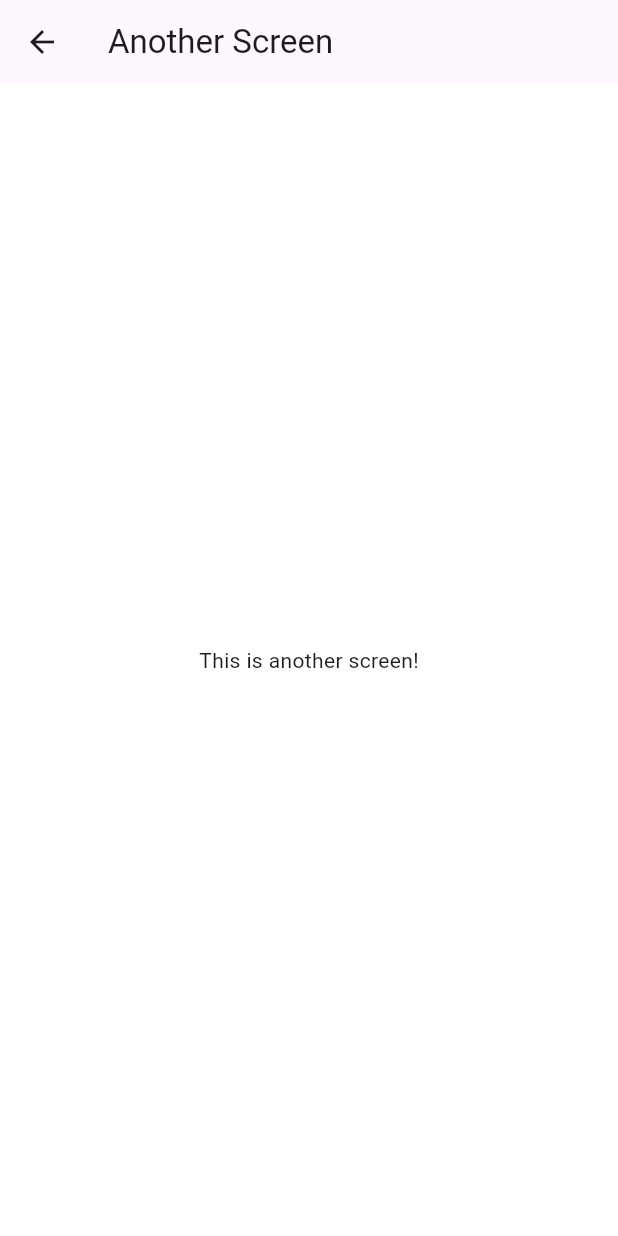
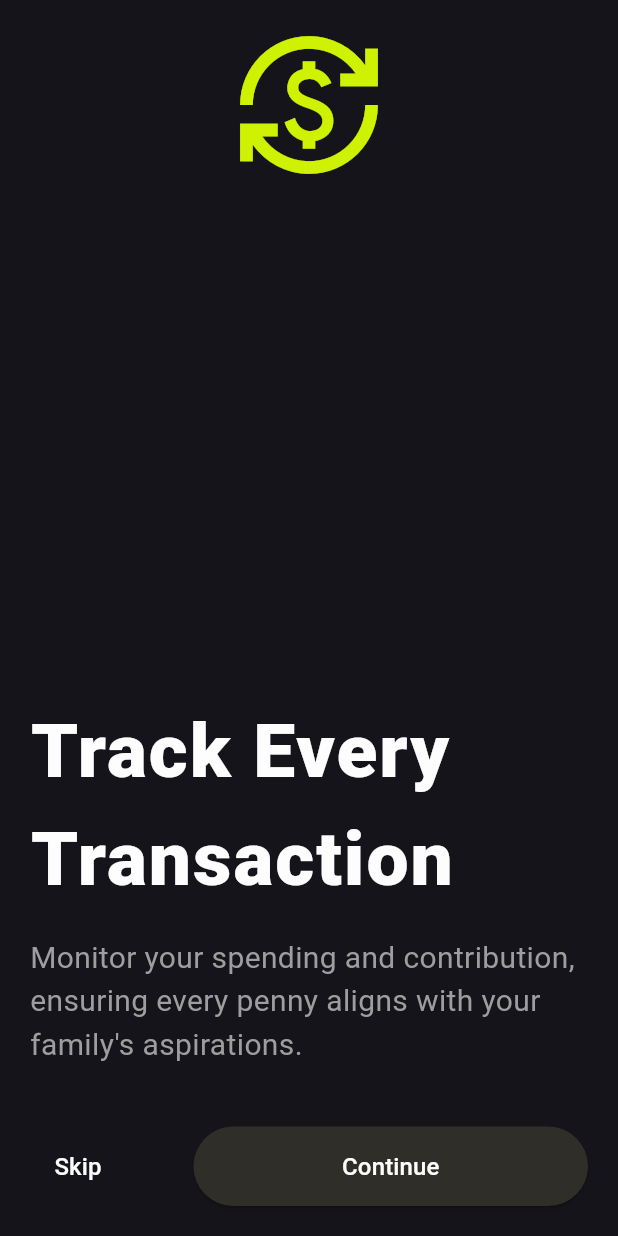
Before and after one commit to lamsalsangam/Flutter, a Flutter app: the OnboardingScreen screen opened directly, on a phone screen of 412 x 824 dp. Run offline on Flutter 3.47's test engine with Material 3 defaults, Android fonts, the phone set to English and light mode, and no system bars; our stand-ins replace firebase_auth, firebase_core, flutter_dotenv, flutter_spinkit, google_fonts; accounts and stored records are empty.

Commit message:
Made the onboarding screen

```diff
--- a/0. Dev/day_1/lib/screens/days/day2/onboarding.dart
+++ b/0. Dev/day_1/lib/screens/days/day2/onboarding.dart
@@ -5,13 +5,103 @@ class OnboardingScreen extends StatelessWidget {
 
   @override
   Widget build(BuildContext context) {
-    return Scaffold(
-      appBar: AppBar(
-        title: const Text('Another Screen'),
-      ),
-      body: const Center(
-        child: Text('This is another screen!'),
+    return const Scaffold(
+      backgroundColor: Color(0xFF15141A),
+      body: SafeArea(
+        child: OnBoardScreen1(),
       ),
     );
   }
 }
+
+class OnBoardScreen1 extends StatelessWidget {
+  const OnBoardScreen1({
+    super.key,
+  });
+
+  @override
+  Widget build(BuildContext context) {
+    return Padding(
+      padding: const EdgeInsets.all(20.0),
+      child: Column(
+        mainAxisAlignment: MainAxisAlignment.spaceBetween,
+        children: [
+          const Center(
+            child: Icon(
+              Icons.currency_exchange,
+              size: 100,
+              color: Color(0xFFCEF202),
+            ),
+          ),
+          const SizedBox(height: 30),
+          // Add vertical space between icon and text
+          Column(
+            crossAxisAlignment: CrossAxisAlignment.start,
+            children: [
+              const Text(
+                "Track Every Transaction",
+                style: TextStyle(
+                  color: Color(0xFFFDFDFD),
+                  fontWeight: FontWeight.w900,
+                  fontSize: 50,
+                  letterSpacing: 1.3,
+                ),
+              ),
+              const SizedBox(height: 15),
+              // Add space between title and description
+              const Text(
+                "Monitor your spending and contribution, ensuring every penny aligns with your family's aspirations.",
+                style: TextStyle(
+                  color: Colors.grey,
+                  fontSize: 20,
+                ),
+              ),
+
+              const SizedBox(height: 40),
+              // Add vertical space before buttons
+              Row(
+                mainAxisAlignment: MainAxisAlignment.spaceBetween,
+                children: [
+                  TextButton(
+                    onPressed: () {},
+                    child: const Text(
+                      "Skip",
+                      style: TextStyle(
+                        color: Color(0xFFFDFDFD),
+                        fontSize: 16,
+                      ),
+                    ),
+                  ),
+                  const SizedBox(width: 20),
+                  // Add horizontal space between buttons
+                  ElevatedButton(
+                    onPressed: () {},
+                    style: ElevatedButton.styleFrom(
+                      backgroundColor: const Color(0xFF302E28),
+                      shape: RoundedRectangleBorder(
+                        borderRadius: BorderRadius.circular(50.0),
+                      ),
+                    ),
+                    child: const Padding(
+                      padding: EdgeInsets.symmetric(
+                        horizontal: 75.0,
+                        vertical: 15.0,
+                      ),
+                      child: Text(
+                        "Continue",
+                        style: TextStyle(
+                          color: Color(0xFFFDFDFD),
+                          fontSize: 16,
+                        ),
+                      ),
+                    ),
+                  ),
+                ],
+              ),
+            ],
+          ),
+        ],
+      ),
+    );
+  }
+}
```
